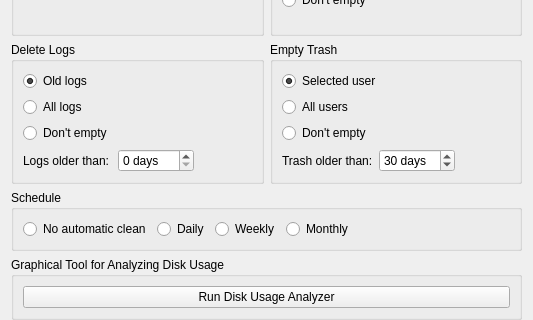
Old version of the form mainwindow.ui in the repository MX-Linux/mx-cleanup; both pictures show x 0 to 533 and y 171 to 491 of the 533 by 601 pixel window.
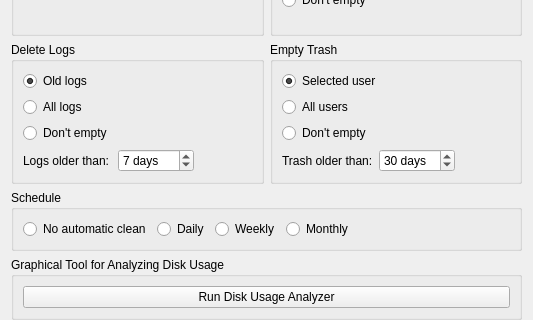
New version of the form. Icons and pictures are not drawn.

Patch:
```diff
--- a/mainwindow.ui
+++ b/mainwindow.ui
@@ -638,6 +638,9 @@
         <property name="maximum">
          <number>365</number>
         </property>
+        <property name="value">
+         <number>7</number>
+        </property>
        </widget>
       </item>
       <item row="3" column="0">
```
